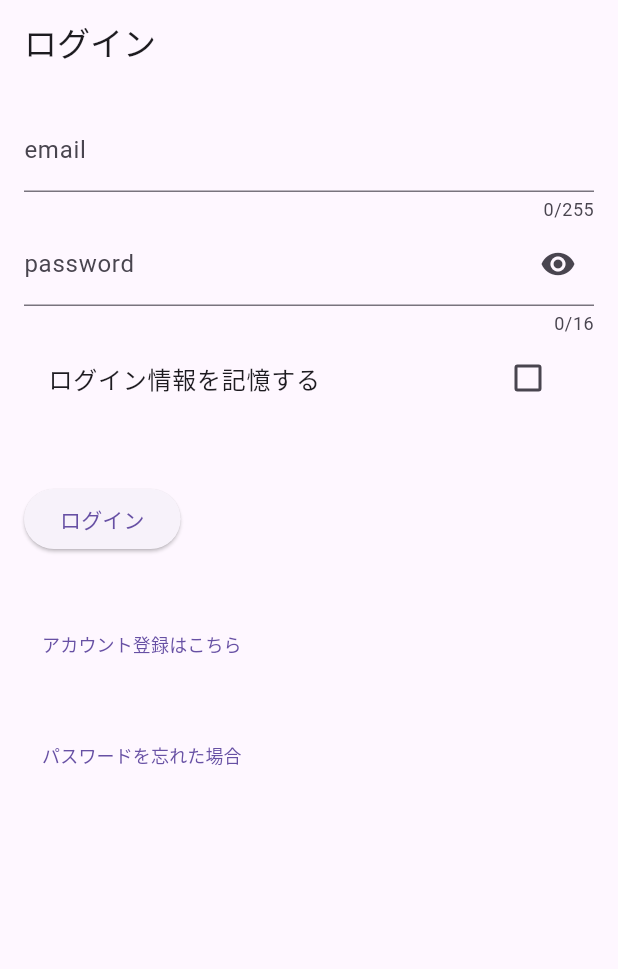
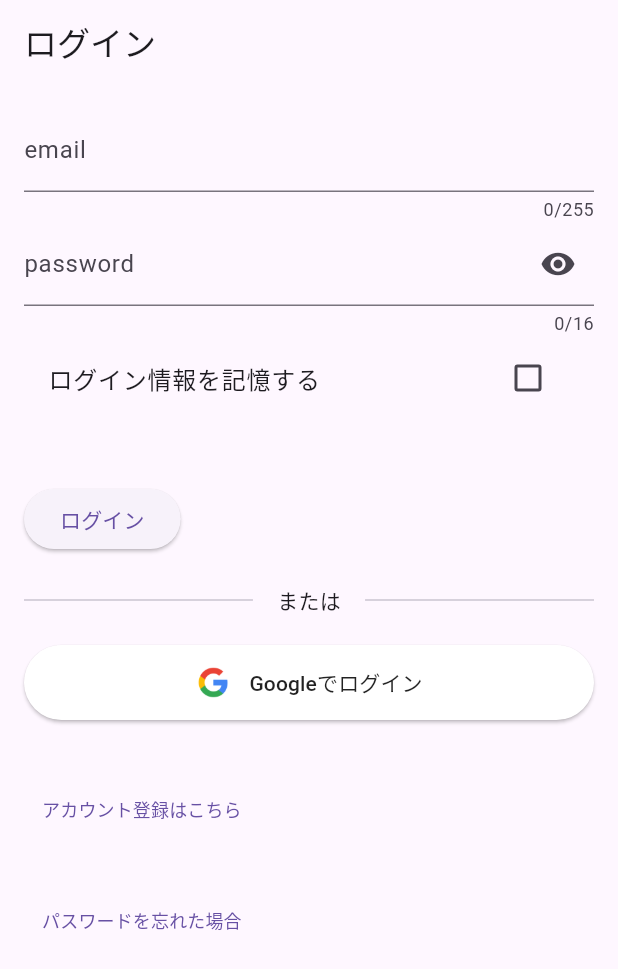
Before and after one commit to Fusion-Mind-co/ai_chat_bot, a Flutter app: the screen it shows after launch, on a phone screen of 412 x 824 dp. Shown: the top 969 px of the screen. Run offline on Flutter 3.47's test engine with Material 3 defaults, Android fonts, the phone set to English and light mode, and no system bars; our stand-ins replace flutter_dotenv, flutter_secure_storage, google_sign_in, sqflite, sqflite_common_ffi; missing offline and left inert: flutter_stripe, idb_shim; accounts and stored records are empty.

Commit message:
frontend Googleログイン実装

```diff
--- a/frontend/lib/login_page/login_page.dart
+++ b/frontend/lib/login_page/login_page.dart
@@ -4,6 +4,7 @@ import 'dart:convert';
 import 'package:flutter_secure_storage/flutter_secure_storage.dart';
 import 'package:chatbot/chat_page/api/api_config.dart';
 import 'package:chatbot/globals.dart';
+import 'package:google_sign_in/google_sign_in.dart';
 
 class LoginPage extends StatefulWidget {
   @override
@@ -24,12 +25,51 @@ class _LoginPageState extends State<LoginPage> {
   // 差分の時間のリミット（例：7日）
   // final Duration loginExpirationLimit = Duration(days: 1);
   // 差分の時間のリミット 分　【デバッグ用】
-  final Duration loginExpirationLimit = Duration(minutes : time_value);
+  final Duration loginExpirationLimit = Duration(minutes: time_value);
+
+  // Googleログイン
+  final GoogleSignIn _googleSignIn = GoogleSignIn(
+    scopes: ['email', 'profile'],
+  );
 
   @override
   void initState() {
     super.initState();
     _loadRememberedCredentials(); // 初期化時に記憶された情報を読み込む
+  }
+
+  // Googleログイン処理
+  Future<void> _handleGoogleSignIn() async {
+    try {
+      final GoogleSignInAccount? googleUser = await _googleSignIn.signIn();
+      if (googleUser == null) return;
+
+      final GoogleSignInAuthentication googleAuth =
+          await googleUser.authentication;
+
+      // バックエンドにGoogleトークンを送信
+      final response = await http.post(
+        Uri.parse('$serverUrl/google-login'),
+        headers: {'Content-Type': 'application/json'},
+        body: json.encode({
+          'token': googleAuth.idToken,
+          'email': googleUser.email,
+          'name': googleUser.displayName,
+        }),
+      );
+
+      if (response.statusCode == 200) {
+        // グローバル変数を更新
+        globalEmail = googleUser.email;
+        Navigator.pushNamed(context, '/home');
+      } else {
+        throw Exception('Google認証に失敗しました');
+      }
+    } catch (e) {
+      setState(() {
+        errorMessage = 'Googleログインに失敗しました: $e';
+      });
+    }
   }
 
   // <<<<<ローカルデータ>>>>>
@@ -229,6 +269,42 @@ class _LoginPageState extends State<LoginPage> {
                 onPressed: login,
                 child: Text('ログイン'),
               ),
+
+              // 区切り線
+              SizedBox(height: 20),
+              Row(
+                children: [
+                  Expanded(child: Divider()),
+                  Padding(
+                    padding: EdgeInsets.symmetric(horizontal: 16),
+                    child: Text('または'),
+                  ),
+                  Expanded(child: Divider()),
+                ],
+              ),
+
+              // Googleログインボタン
+              SizedBox(height: 20),
+              ElevatedButton(
+                onPressed: _handleGoogleSignIn,
+                style: ElevatedButton.styleFrom(
+                  minimumSize: Size(double.infinity, 50),
+                  backgroundColor: Colors.white,
+                  foregroundColor: Colors.black87,
+                ),
+                child: Row(
+                  mainAxisAlignment: MainAxisAlignment.center,
+                  children: [
+                    Image.asset(
+                      'assets/google_logo.png', // Googleのロゴ画像
+                      height: 24,
+                    ),
+                    SizedBox(width: 12),
+                    Text('Googleでログイン'),
+                  ],
+                ),
+              ),
+
               SizedBox(height: 35),
               TextButton(
                 onPressed: () {
--- a/frontend/pubspec.yaml
+++ b/frontend/pubspec.yaml
@@ -23,6 +23,7 @@ dependencies:
   crypto: ^3.0.0
   flutter_stripe: ^11.2.0
   intl: ^0.17.0
+  google_sign_in: ^6.1.6
 
 dev_dependencies:
   flutter_test:
@@ -33,6 +34,7 @@ flutter:
   uses-material-design: true
   assets:
     - .env
+    - assets/google_logo.png
 
 android:
   minSdkVersion: 21
```
Also changed, not shown: frontend/assets/google_logo.png (added), frontend/pubspec.lock, 1 other file.
